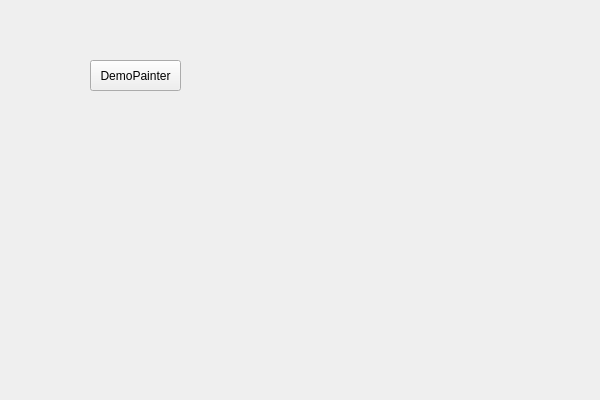
This is code/CallOtherDemo/CallOtherDemo.ui in robbtest/qttest as Qt 5 draws it before an edit. The edited form follows.
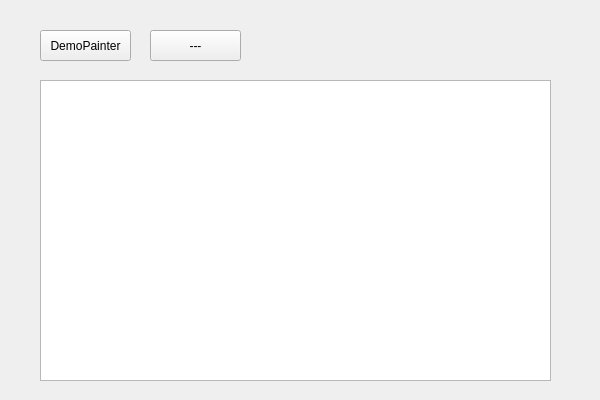
This is the edited form.

Commit message: 增加线程控制代码

```diff
--- a/code/CallOtherDemo/CallOtherDemo.ui
+++ b/code/CallOtherDemo/CallOtherDemo.ui
@@ -16,8 +16,8 @@
   <widget class="QPushButton" name="CallDemoWid">
    <property name="geometry">
     <rect>
-     <x>90</x>
-     <y>60</y>
+     <x>40</x>
+     <y>30</y>
      <width>91</width>
      <height>31</height>
     </rect>
@@ -26,6 +26,32 @@
     <string>DemoPainter</string>
    </property>
   </widget>
+  <widget class="QPushButton" name="ThreadControlWid">
+   <property name="geometry">
+    <rect>
+     <x>150</x>
+     <y>30</y>
+     <width>91</width>
+     <height>31</height>
+    </rect>
+   </property>
+   <property name="text">
+    <string>---</string>
+   </property>
+  </widget>
+  <widget class="QPlainTextEdit" name="ThreadTextWid">
+   <property name="geometry">
+    <rect>
+     <x>40</x>
+     <y>80</y>
+     <width>511</width>
+     <height>301</height>
+    </rect>
+   </property>
+   <property name="readOnly">
+    <bool>true</bool>
+   </property>
+  </widget>
  </widget>
  <layoutdefault spacing="6" margin="11"/>
  <resources>
```
The commit also changes 2 other files.
